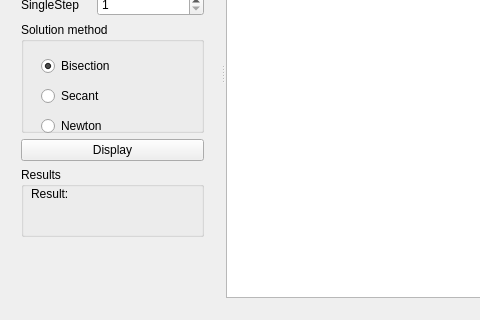
Qt form mainwindow.ui (NeverMendel/NumericalSolutionOfEquations) before a commit; both pictures show x 0 to 480 and y 200 to 520 of the 830 by 520 pixel window.
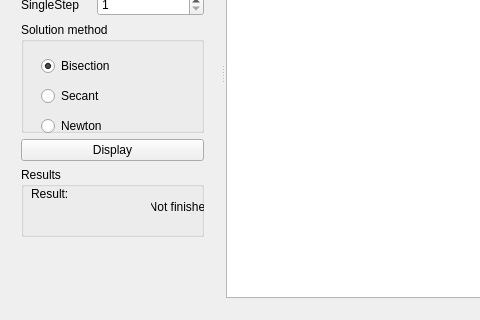
The same form after that commit. Custom widgets are drawn as their Qt base class.

Commit message: Add status label

The edit to the form file:
```diff
--- a/mainwindow.ui
+++ b/mainwindow.ui
@@ -310,7 +310,7 @@
         <widget class="QLabel" name="resultLabel">
          <property name="geometry">
           <rect>
-           <x>116</x>
+           <x>120</x>
            <y>20</y>
            <width>70</width>
            <height>13</height>
@@ -323,6 +323,25 @@
           <set>Qt::AlignRight|Qt::AlignTrailing|Qt::AlignVCenter</set>
          </property>
         </widget>
+        <widget class="QLabel" name="statusLabel">
+         <property name="geometry">
+          <rect>
+           <x>130</x>
+           <y>30</y>
+           <width>61</width>
+           <height>20</height>
+          </rect>
+         </property>
+         <property name="layoutDirection">
+          <enum>Qt::LeftToRight</enum>
+         </property>
+         <property name="text">
+          <string>Not finished</string>
+         </property>
+         <property name="alignment">
+          <set>Qt::AlignRight|Qt::AlignTrailing|Qt::AlignVCenter</set>
+         </property>
+        </widget>
        </widget>
       </item>
      </layout>
```
The commit also changes 1 other file.
